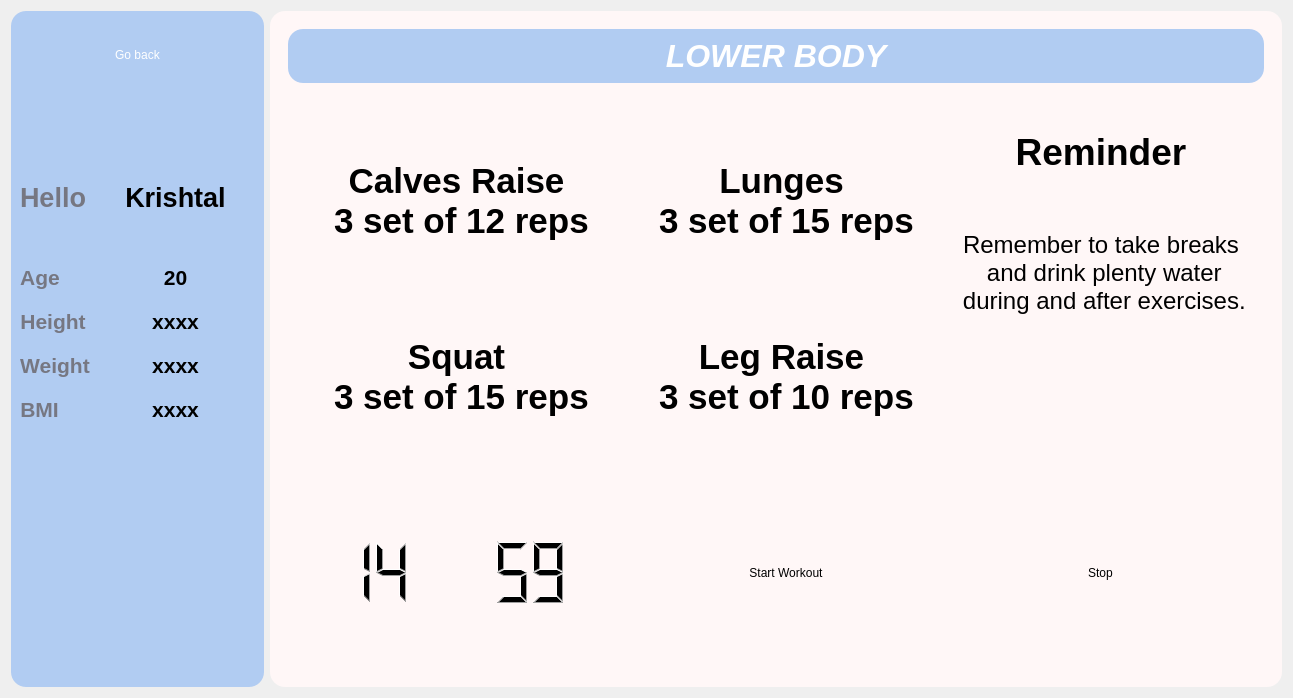
Old version of the form K/lower_body.ui in the repository burr1to/kaizen.
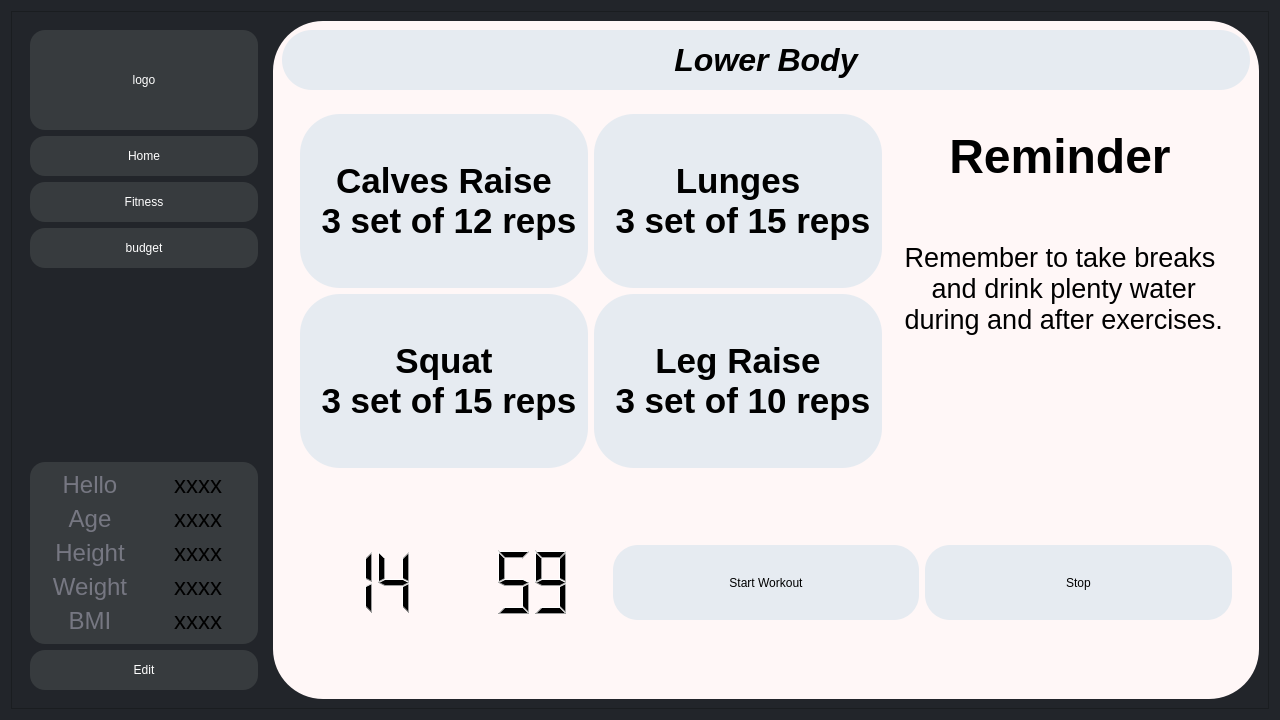
New version of the form. Icons and pictures are not drawn.

Commit message: UI basics complete/ except krishna

Patch:
```diff
--- a/K/lower_body.ui
+++ b/K/lower_body.ui
@@ -6,14 +6,38 @@
    <rect>
     <x>0</x>
     <y>0</y>
-    <width>1293</width>
-    <height>698</height>
+    <width>1280</width>
+    <height>720</height>
    </rect>
   </property>
+  <property name="minimumSize">
+   <size>
+    <width>0</width>
+    <height>0</height>
+   </size>
+  </property>
   <property name="windowTitle">
    <string>Dialog</string>
   </property>
-  <layout class="QHBoxLayout" name="horizontalLayout">
+  <property name="styleSheet">
+   <string notr="true">background-color:#22252a;</string>
+  </property>
+  <layout class="QVBoxLayout" name="verticalLayout_7">
+   <item>
+    <widget class="QFrame" name="frame_5">
+     <property name="minimumSize">
+      <size>
+       <width>0</width>
+       <height>0</height>
+      </size>
+     </property>
+     <property name="frameShape">
+      <enum>QFrame::StyledPanel</enum>
+     </property>
+     <property name="frameShadow">
+      <enum>QFrame::Raised</enum>
+     </property>
+     <layout class="QHBoxLayout" name="horizontalLayout_5">
    <item>
     <widget class="QFrame" name="frame">
      <property name="sizePolicy">
@@ -22,10 +46,16 @@
        <verstretch>0</verstretch>
       </sizepolicy>
      </property>
+        <property name="minimumSize">
+         <size>
+          <width>230</width>
+          <height>0</height>
+         </size>
+        </property>
      <property name="styleSheet">
-      <string notr="true">background-color:#B1ccf2;
-color: white;
-border-radius: 15px;</string>
+         <string notr="true">background-color:#22252a;
+border-radius: 15px;
+color: white;</string>
      </property>
      <property name="frameShape">
       <enum>QFrame::StyledPanel</enum>
@@ -33,48 +63,109 @@
      <property name="frameShadow">
       <enum>QFrame::Raised</enum>
      </property>
-     <layout class="QFormLayout" name="formLayout">
-      <item row="0" column="0" colspan="2">
-       <widget class="QPushButton" name="pushButton_goback">
-        <property name="sizePolicy">
-         <sizepolicy hsizetype="Preferred" vsizetype="Preferred">
-          <horstretch>0</horstretch>
-          <verstretch>0</verstretch>
-         </sizepolicy>
-        </property>
+        <layout class="QVBoxLayout" name="verticalLayout_4">
+         <item>
+          <widget class="QPushButton" name="pushButton_5">
+           <property name="minimumSize">
+            <size>
+             <width>0</width>
+             <height>100</height>
+            </size>
+           </property>
+           <property name="styleSheet">
+            <string notr="true">background-color: rgb(55, 59, 62);</string>
+           </property>
+           <property name="text">
+            <string>logo</string>
+           </property>
+          </widget>
+         </item>
+         <item>
+          <widget class="QPushButton" name="home">
         <property name="minimumSize">
          <size>
           <width>0</width>
-          <height>70</height>
+             <height>40</height>
          </size>
         </property>
         <property name="styleSheet">
-         <string notr="true">background: transparent;</string>
+            <string notr="true">background-color: rgb(55, 59, 62);</string>
         </property>
         <property name="text">
-         <string>Go back</string>
+            <string>Home</string>
         </property>
        </widget>
       </item>
-      <item row="1" column="0" colspan="2">
-       <spacer name="horizontalSpacer_5">
+         <item>
+          <widget class="QPushButton" name="pushButton_6">
+           <property name="minimumSize">
+            <size>
+             <width>0</width>
+             <height>40</height>
+            </size>
+           </property>
+           <property name="styleSheet">
+            <string notr="true">background-color: rgb(55, 59, 62);</string>
+           </property>
+           <property name="text">
+            <string>Fitness</string>
+           </property>
+          </widget>
+         </item>
+         <item>
+          <widget class="QPushButton" name="pushButton_7">
+           <property name="minimumSize">
+            <size>
+             <width>0</width>
+             <height>40</height>
+            </size>
+           </property>
+           <property name="styleSheet">
+            <string notr="true">background-color: rgb(55, 59, 62);</string>
+           </property>
+           <property name="text">
+            <string>budget</string>
+           </property>
+          </widget>
+         </item>
+         <item>
+          <spacer name="verticalSpacer">
         <property name="orientation">
-         <enum>Qt::Horizontal</enum>
+            <enum>Qt::Vertical</enum>
         </property>
         <property name="sizeHint" stdset="0">
          <size>
-          <width>40</width>
-          <height>80</height>
+             <width>20</width>
+             <height>149</height>
          </size>
         </property>
        </spacer>
       </item>
-      <item row="2" column="0">
+         <item>
+          <widget class="QFrame" name="frame_11">
+           <property name="styleSheet">
+            <string notr="true">font:24px;
+background-color: rgb(55, 59, 62);
+border radius:50px;</string>
+           </property>
+           <property name="frameShape">
+            <enum>QFrame::StyledPanel</enum>
+           </property>
+           <property name="frameShadow">
+            <enum>QFrame::Raised</enum>
+           </property>
+           <layout class="QVBoxLayout" name="verticalLayout_6">
+            <item>
+             <layout class="QVBoxLayout" name="verticalLayout_5">
+              <item>
+               <layout class="QHBoxLayout" name="horizontalLayout_7">
+                <item>
        <widget class="QLabel" name="label_6">
         <property name="font">
          <font>
-          <pointsize>20</pointsize>
-          <bold>true</bold>
+                    <pointsize>-1</pointsize>
+                    <italic>false</italic>
+                    <bold>false</bold>
          </font>
         </property>
         <property name="styleSheet">
@@ -88,45 +179,37 @@
         </property>
        </widget>
       </item>
-      <item row="2" column="1">
-       <widget class="QLabel" name="label_19">
+                <item>
+                 <widget class="QLabel" name="helloname">
         <property name="font">
          <font>
-          <pointsize>20</pointsize>
+                    <pointsize>-1</pointsize>
           <italic>false</italic>
-          <bold>true</bold>
+                    <bold>false</bold>
          </font>
         </property>
         <property name="styleSheet">
          <string notr="true">color : black;</string>
         </property>
         <property name="text">
-         <string>Krishtal</string>
+                   <string>xxxx</string>
         </property>
         <property name="alignment">
          <set>Qt::AlignCenter</set>
         </property>
        </widget>
       </item>
-      <item row="3" column="0" colspan="2">
-       <spacer name="horizontalSpacer">
-        <property name="orientation">
-         <enum>Qt::Horizontal</enum>
-        </property>
-        <property name="sizeHint" stdset="0">
-         <size>
-          <width>40</width>
-          <height>40</height>
-         </size>
-        </property>
-       </spacer>
-      </item>
-      <item row="4" column="0">
+               </layout>
+              </item>
+              <item>
+               <layout class="QHBoxLayout" name="horizontalLayout_11">
+                <item>
        <widget class="QLabel" name="label_2">
         <property name="font">
          <font>
-          <pointsize>16</pointsize>
-          <bold>true</bold>
+                    <pointsize>-1</pointsize>
+                    <italic>false</italic>
+                    <bold>false</bold>
          </font>
         </property>
         <property name="styleSheet">
@@ -140,45 +223,37 @@
         </property>
        </widget>
       </item>
-      <item row="4" column="1">
-       <widget class="QLabel" name="label_3">
+                <item>
+                 <widget class="QLabel" name="age">
         <property name="font">
          <font>
-          <pointsize>16</pointsize>
+                    <pointsize>-1</pointsize>
           <italic>false</italic>
-          <bold>true</bold>
+                    <bold>false</bold>
          </font>
         </property>
         <property name="styleSheet">
          <string notr="true">color : black;</string>
         </property>
         <property name="text">
-         <string>20</string>
+                   <string>xxxx</string>
         </property>
         <property name="alignment">
          <set>Qt::AlignCenter</set>
         </property>
        </widget>
       </item>
-      <item row="5" column="0" colspan="2">
-       <spacer name="horizontalSpacer_2">
-        <property name="orientation">
-         <enum>Qt::Horizontal</enum>
-        </property>
-        <property name="sizeHint" stdset="0">
-         <size>
-          <width>40</width>
-          <height>7</height>
-         </size>
-        </property>
-       </spacer>
-      </item>
-      <item row="6" column="0">
+               </layout>
+              </item>
+              <item>
+               <layout class="QHBoxLayout" name="horizontalLayout_10">
+                <item>
        <widget class="QLabel" name="label_4">
         <property name="font">
          <font>
-          <pointsize>16</pointsize>
-          <bold>true</bold>
+                    <pointsize>-1</pointsize>
+                    <italic>false</italic>
+                    <bold>false</bold>
          </font>
         </property>
         <property name="styleSheet">
@@ -192,13 +267,13 @@
         </property>
        </widget>
       </item>
-      <item row="6" column="1">
-       <widget class="QLabel" name="label_5">
+                <item>
+                 <widget class="QLabel" name="height">
         <property name="font">
          <font>
-          <pointsize>16</pointsize>
+                    <pointsize>-1</pointsize>
           <italic>false</italic>
-          <bold>true</bold>
+                    <bold>false</bold>
          </font>
         </property>
         <property name="styleSheet">
@@ -212,25 +287,17 @@
         </property>
        </widget>
       </item>
-      <item row="7" column="0" colspan="2">
-       <spacer name="horizontalSpacer_3">
-        <property name="orientation">
-         <enum>Qt::Horizontal</enum>
-        </property>
-        <property name="sizeHint" stdset="0">
-         <size>
-          <width>40</width>
-          <height>7</height>
-         </size>
-        </property>
-       </spacer>
-      </item>
-      <item row="8" column="0">
+               </layout>
+              </item>
+              <item>
+               <layout class="QHBoxLayout" name="horizontalLayout_9">
+                <item>
        <widget class="QLabel" name="label_7">
         <property name="font">
          <font>
-          <pointsize>16</pointsize>
-          <bold>true</bold>
+                    <pointsize>-1</pointsize>
+                    <italic>false</italic>
+                    <bold>false</bold>
          </font>
         </property>
         <property name="styleSheet">
@@ -244,13 +311,13 @@
         </property>
        </widget>
       </item>
-      <item row="8" column="1">
-       <widget class="QLabel" name="label_8">
+                <item>
+                 <widget class="QLabel" name="weight">
         <property name="font">
          <font>
-          <pointsize>16</pointsize>
+                    <pointsize>-1</pointsize>
           <italic>false</italic>
-          <bold>true</bold>
+                    <bold>false</bold>
          </font>
         </property>
         <property name="styleSheet">
@@ -264,25 +331,17 @@
         </property>
        </widget>
       </item>
-      <item row="9" column="0" colspan="2">
-       <spacer name="horizontalSpacer_4">
-        <property name="orientation">
-         <enum>Qt::Horizontal</enum>
-        </property>
-        <property name="sizeHint" stdset="0">
-         <size>
-          <width>40</width>
-          <height>7</height>
-         </size>
-        </property>
-       </spacer>
-      </item>
-      <item row="10" column="0">
+               </layout>
+              </item>
+              <item>
+               <layout class="QHBoxLayout" name="horizontalLayout_8">
+                <item>
        <widget class="QLabel" name="label_9">
         <property name="font">
          <font>
-          <pointsize>16</pointsize>
-          <bold>true</bold>
+                    <pointsize>-1</pointsize>
+                    <italic>false</italic>
+                    <bold>false</bold>
          </font>
         </property>
         <property name="styleSheet">
@@ -296,13 +355,13 @@
         </property>
        </widget>
       </item>
-      <item row="10" column="1">
-       <widget class="QLabel" name="label_10">
+                <item>
+                 <widget class="QLabel" name="bmi">
         <property name="font">
          <font>
-          <pointsize>16</pointsize>
+                    <pointsize>-1</pointsize>
           <italic>false</italic>
-          <bold>true</bold>
+                    <bold>false</bold>
          </font>
         </property>
         <property name="styleSheet">
@@ -316,13 +375,27 @@
         </property>
        </widget>
       </item>
-      <item row="11" column="0" colspan="2">
-       <widget class="QFrame" name="frame_5">
-        <property name="frameShape">
-         <enum>QFrame::StyledPanel</enum>
-        </property>
-        <property name="frameShadow">
-         <enum>QFrame::Raised</enum>
+               </layout>
+              </item>
+             </layout>
+            </item>
+           </layout>
+          </widget>
+         </item>
+         <item>
+          <widget class="QPushButton" name="editstuff">
+           <property name="minimumSize">
+            <size>
+             <width>0</width>
+             <height>40</height>
+            </size>
+           </property>
+           <property name="styleSheet">
+            <string notr="true">background-color: rgb(55, 59, 62);
+border radius:40px;</string>
+           </property>
+           <property name="text">
+            <string>Edit</string>
         </property>
        </widget>
       </item>
@@ -339,7 +412,8 @@
      </property>
      <property name="styleSheet">
       <string notr="true">background-color:rgb(255, 247, 247);
-border-radius:15px;</string>
+border-radius:50px;
+color:black;</string>
      </property>
      <property name="frameShape">
       <enum>QFrame::StyledPanel</enum>
@@ -347,18 +421,15 @@
      <property name="frameShadow">
       <enum>QFrame::Raised</enum>
      </property>
-     <layout class="QVBoxLayout" name="verticalLayout" stretch="1,8">
-      <item>
-       <widget class="QFrame" name="frame_3">
-        <property name="frameShape">
-         <enum>QFrame::StyledPanel</enum>
-        </property>
-        <property name="frameShadow">
-         <enum>QFrame::Raised</enum>
-        </property>
-        <layout class="QHBoxLayout" name="horizontalLayout_2">
+        <layout class="QVBoxLayout" name="verticalLayout" stretch="0,8">
          <item>
           <widget class="QLabel" name="label">
+           <property name="minimumSize">
+            <size>
+             <width>0</width>
+             <height>60</height>
+            </size>
+           </property>
            <property name="font">
             <font>
              <pointsize>24</pointsize>
@@ -367,18 +438,16 @@
             </font>
            </property>
            <property name="styleSheet">
-            <string notr="true">background-color:#B1ccf2;
-color: white;</string>
+            <string notr="true">background-color:#e6ebf1;
+color: black;
+border-radius:30px;</string>
            </property>
            <property name="text">
-            <string>LOWER BODY</string>
+            <string>Lower Body</string>
            </property>
            <property name="alignment">
             <set>Qt::AlignCenter</set>
            </property>
-          </widget>
-         </item>
-        </layout>
        </widget>
       </item>
       <item>
@@ -398,7 +467,65 @@
            <property name="frameShadow">
             <enum>QFrame::Raised</enum>
            </property>
-           <layout class="QGridLayout" name="gridLayout" rowstretch="0,0" columnstretch="5,5,1">
+              <layout class="QGridLayout" name="gridLayout" columnstretch="5,5,1">
+               <item row="1" column="1">
+                <widget class="QPushButton" name="pushButton_4">
+                 <property name="sizePolicy">
+                  <sizepolicy hsizetype="Preferred" vsizetype="Preferred">
+                   <horstretch>0</horstretch>
+                   <verstretch>0</verstretch>
+                  </sizepolicy>
+                 </property>
+                 <property name="font">
+                  <font>
+                   <pointsize>26</pointsize>
+                   <bold>true</bold>
+                  </font>
+                 </property>
+                 <property name="styleSheet">
+                  <string notr="true">#pushButton_4{
+background-color:#e6ebf1;
+border-radius:40px;
+}
+#pushButton_4:hover{
+font-size: 48px;
+color: #727a7c;}</string>
+                 </property>
+                 <property name="text">
+                  <string>Leg Raise 
+ 3 set of 10 reps</string>
+                 </property>
+                </widget>
+               </item>
+               <item row="1" column="0">
+                <widget class="QPushButton" name="pushButton_2">
+                 <property name="sizePolicy">
+                  <sizepolicy hsizetype="Preferred" vsizetype="Preferred">
+                   <horstretch>0</horstretch>
+                   <verstretch>0</verstretch>
+                  </sizepolicy>
+                 </property>
+                 <property name="font">
+                  <font>
+                   <pointsize>26</pointsize>
+                   <bold>true</bold>
+                  </font>
+                 </property>
+                 <property name="styleSheet">
+                  <string notr="true">#pushButton_2{
+background-color:#e6ebf1;
+border-radius:40px;
+}
+#pushButton_2:hover{
+font-size: 48px;
+color: #727a7c;}</string>
+                 </property>
+                 <property name="text">
+                  <string>Squat  
+ 3 set of 15 reps</string>
+                 </property>
+                </widget>
+               </item>
             <item row="0" column="1">
              <widget class="QPushButton" name="pushButton_3">
               <property name="sizePolicy">
@@ -415,9 +542,12 @@
               </property>
               <property name="styleSheet">
                <string notr="true">#pushButton_3{
-border-image: url(:/images/src_images/lunges.png);}
-#pushButton_3:hover{font-size: 48px; 
-color: #3d4653;}</string>
+background-color:#e6ebf1;
+border-radius:40px;
+}
+#pushButton_3:hover{
+font-size: 48px;
+color: #727a7c;}</string>
               </property>
               <property name="text">
                <string>Lunges  
@@ -440,9 +570,13 @@
                </font>
               </property>
               <property name="styleSheet">
-               <string notr="true">#pushButton{border-image: url(:/images/src_images/calves raise.png);}
-#pushButton:hover{font-size: 48px; 
-color: #3d4653;}</string>
+                  <string notr="true">#pushButton{
+background-color:#e6ebf1;
+border-radius:40px;
+}
+#pushButton:hover{
+font-size: 48px;
+color: #727a7c;}</string>
               </property>
               <property name="text">
                <string>Calves Raise 
@@ -450,58 +584,6 @@
               </property>
              </widget>
             </item>
-            <item row="1" column="0">
-             <widget class="QPushButton" name="pushButton_2">
-              <property name="sizePolicy">
-               <sizepolicy hsizetype="Preferred" vsizetype="Preferred">
-                <horstretch>0</horstretch>
-                <verstretch>0</verstretch>
-               </sizepolicy>
-              </property>
-              <property name="font">
-               <font>
-                <pointsize>26</pointsize>
-                <bold>true</bold>
-               </font>
-              </property>
-              <property name="styleSheet">
-               <string notr="true">#pushButton_2{
-border-image: url(:/images/src_images/squat.png);}
-#pushButton_2:hover{font-size: 48px; 
-color: #3d4653;}</string>
-              </property>
-              <property name="text">
-               <string>Squat  
- 3 set of 15 reps</string>
-              </property>
-             </widget>
-            </item>
-            <item row="1" column="1">
-             <widget class="QPushButton" name="pushButton_4">
-              <property name="sizePolicy">
-               <sizepolicy hsizetype="Preferred" vsizetype="Preferred">
-                <horstretch>0</horstretch>
-                <verstretch>0</verstretch>
-               </sizepolicy>
-              </property>
-              <property name="font">
-               <font>
-                <pointsize>26</pointsize>
-                <bold>true</bold>
-               </font>
-              </property>
-              <property name="styleSheet">
-               <string notr="true">#pushButton_4{
-border-image: url(:/images/src_images/leg raise.png);}
-#pushButton_4:hover{font-size: 48px; 
-color: #3d4653;}</string>
-              </property>
-              <property name="text">
-               <string>Leg Raise 
- 3 set of 10 reps</string>
-              </property>
-             </widget>
-            </item>
             <item row="0" column="2" rowspan="2">
              <widget class="QFrame" name="frame_8">
               <property name="frameShape">
@@ -510,12 +592,12 @@
               <property name="frameShadow">
                <enum>QFrame::Raised</enum>
               </property>
-              <layout class="QVBoxLayout" name="verticalLayout_3" stretch="1,5">
+                 <layout class="QVBoxLayout" name="verticalLayout_3" stretch="1,4">
                <item>
                 <widget class="QLabel" name="label_11">
                  <property name="font">
                   <font>
-                   <pointsize>28</pointsize>
+                      <pointsize>36</pointsize>
                    <bold>true</bold>
                   </font>
                  </property>
@@ -531,7 +613,8 @@
                 <widget class="QLabel" name="label_12">
                  <property name="font">
                   <font>
-                   <pointsize>18</pointsize>
+                      <pointsize>20</pointsize>
+                      <bold>false</bold>
                   </font>
                  </property>
                  <property name="styleSheet">
@@ -565,6 +648,9 @@
          </item>
          <item>
           <widget class="QFrame" name="frame_7">
+              <property name="styleSheet">
+               <string notr="true"/>
+              </property>
            <property name="frameShape">
             <enum>QFrame::StyledPanel</enum>
            </property>
@@ -597,26 +683,22 @@
              </layout>
             </item>
             <item>
-             <spacer name="verticalSpacer">
-              <property name="orientation">
-               <enum>Qt::Vertical</enum>
-              </property>
-              <property name="sizeHint" stdset="0">
-               <size>
-                <width>20</width>
-                <height>40</height>
-               </size>
-              </property>
-             </spacer>
-            </item>
-            <item>
-             <widget class="QPushButton" name="pushButton_start_timer">
+                <widget class="QPushButton" name="pushButton_start_workout">
               <property name="sizePolicy">
                <sizepolicy hsizetype="Preferred" vsizetype="Preferred">
                 <horstretch>0</horstretch>
                 <verstretch>0</verstretch>
                </sizepolicy>
               </property>
+                 <property name="styleSheet">
+                  <string notr="true">#pushButton_start_workout{
+background-color:#e6ebf1;
+border-radius:25px;
+}
+#pushButton_start_workout:hover{
+font-size: 48px;
+color: #727a7c;}</string>
+                 </property>
               <property name="text">
                <string>Start Workout</string>
               </property>
@@ -630,6 +712,15 @@
                 <verstretch>0</verstretch>
                </sizepolicy>
               </property>
+                 <property name="styleSheet">
+                  <string notr="true">#pushButton_stop_timer{
+background-color:#e6ebf1;
+border-radius:25px;
+}
+#pushButton_stop_workout:timer{
+font-size: 48px;
+color: #727a7c;}</string>
+                 </property>
               <property name="text">
                <string>Stop</string>
               </property>
@@ -646,6 +737,9 @@
            <property name="frameShadow">
             <enum>QFrame::Raised</enum>
            </property>
+             </widget>
+            </item>
+           </layout>
           </widget>
          </item>
         </layout>
```
Lines whose indentation alone changed are shown as unchanged. The commit also changes 7 other files.
